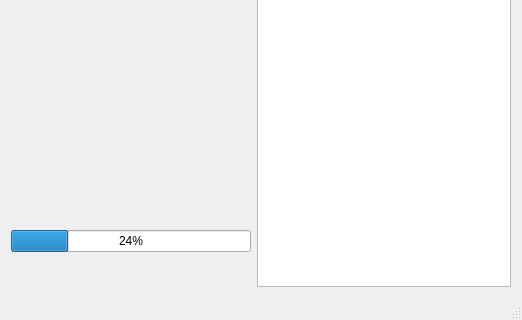
This is imgproc/trunk/c/ugip/uigp2.ui in jimpelton/bsumg13 as Qt 5 draws it before an edit; both pictures show x 0 to 522 and y 147 to 467 of the 522 by 467 pixel window. The edited form follows.
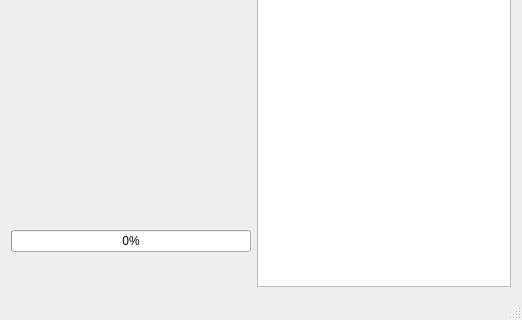
This is the edited form. Custom widgets are drawn as their Qt base class.

The edit to the form file:
```diff
--- a/imgproc/trunk/c/ugip/uigp2.ui
+++ b/imgproc/trunk/c/ugip/uigp2.ui
@@ -71,7 +71,7 @@
       <item row="1" column="0">
        <widget class="QProgressBar" name="progressBar">
         <property name="value">
-         <number>24</number>
+         <number>0</number>
         </property>
        </widget>
       </item>
```
Left out of the diff: 2 changed lines with no effect on the pictures.
